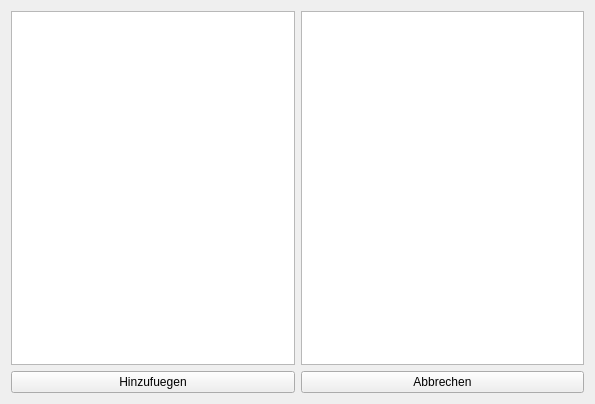
This is Facy-Client/fileexplorer.ui in Rompack853/Facy-Client as Qt 5 draws it before an edit. The edited form follows.
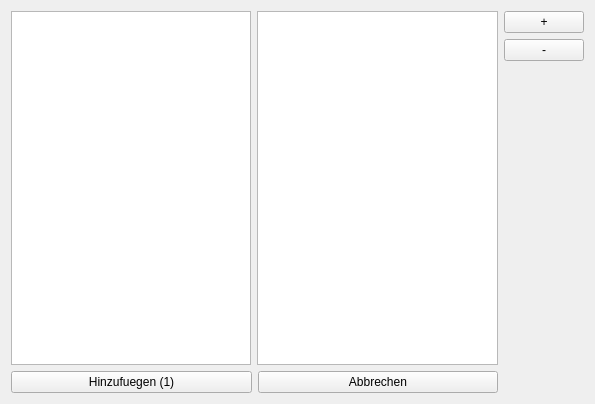
This is the edited form.

The edit to the form file:
```diff
--- a/Facy-Client/fileexplorer.ui
+++ b/Facy-Client/fileexplorer.ui
@@ -17,30 +17,61 @@
    <string>Form</string>
   </property>
   <layout class="QGridLayout" name="gridLayout">
-   <item row="0" column="0">
-    <widget class="QTreeView" name="directoryView"/>
-   </item>
-   <item row="0" column="1">
-    <widget class="QListView" name="fileView"/>
-   </item>
-   <item row="1" column="0" colspan="2">
+   <item row="3" column="0" colspan="2">
     <layout class="QHBoxLayout" name="horizontalLayout">
      <item>
+      <widget class="QPushButton" name="btnUploadPictures">
+       <property name="text">
+        <string>Hinzufuegen (1)</string>
+       </property>
+      </widget>
+     </item>
+     <item>
+      <widget class="QPushButton" name="btnCancel">
+       <property name="text">
+        <string>Abbrechen</string>
+       </property>
+      </widget>
+     </item>
+    </layout>
+   </item>
+   <item row="1" column="2">
+    <layout class="QVBoxLayout" name="verticalLayout">
+     <item>
       <widget class="QPushButton" name="pushButton_2">
        <property name="text">
-        <string>Hinzufuegen</string>
+        <string>+</string>
        </property>
       </widget>
      </item>
      <item>
       <widget class="QPushButton" name="pushButton">
        <property name="text">
-        <string>Abbrechen</string>
+        <string>-</string>
        </property>
       </widget>
      </item>
     </layout>
    </item>
+   <item row="2" column="2">
+    <spacer name="verticalSpacer">
+     <property name="orientation">
+      <enum>Qt::Vertical</enum>
+     </property>
+     <property name="sizeHint" stdset="0">
+      <size>
+       <width>20</width>
+       <height>40</height>
+      </size>
+     </property>
+    </spacer>
+   </item>
+   <item row="1" column="0" rowspan="2">
+    <widget class="QTreeView" name="directoryView"/>
+   </item>
+   <item row="1" column="1" rowspan="2">
+    <widget class="QListView" name="fileView"/>
+   </item>
   </layout>
  </widget>
  <resources/>
```
